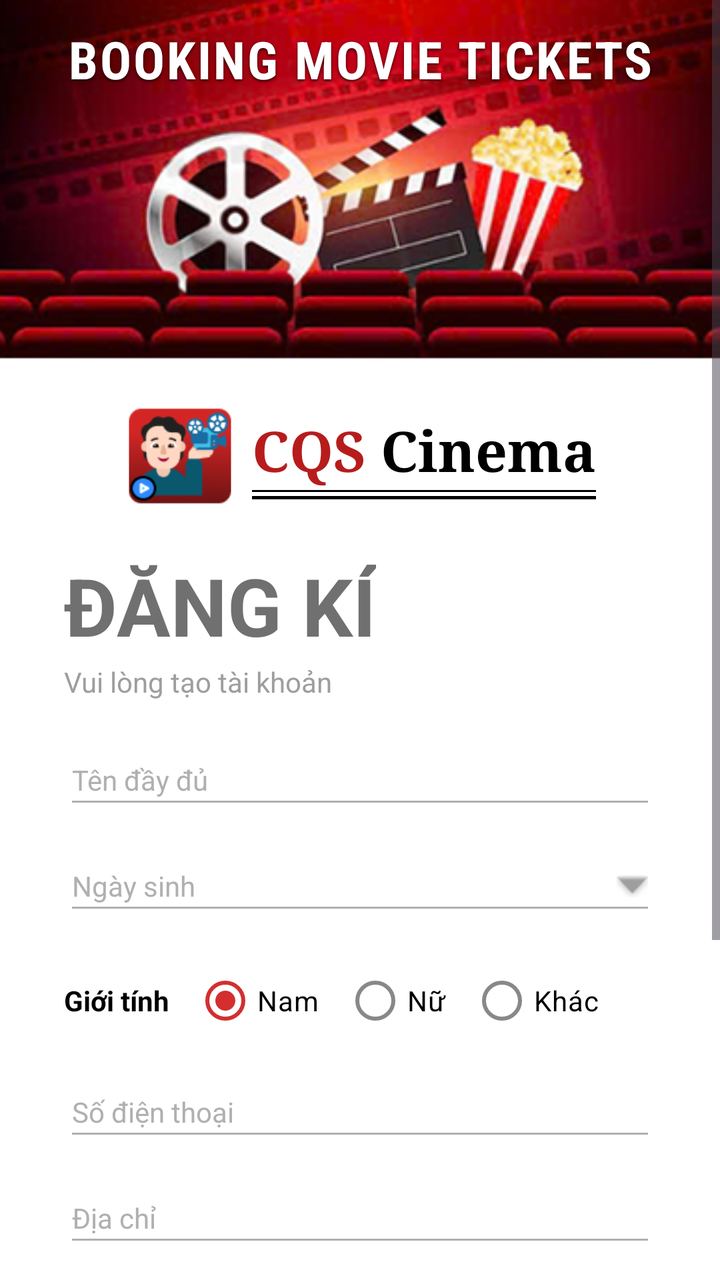
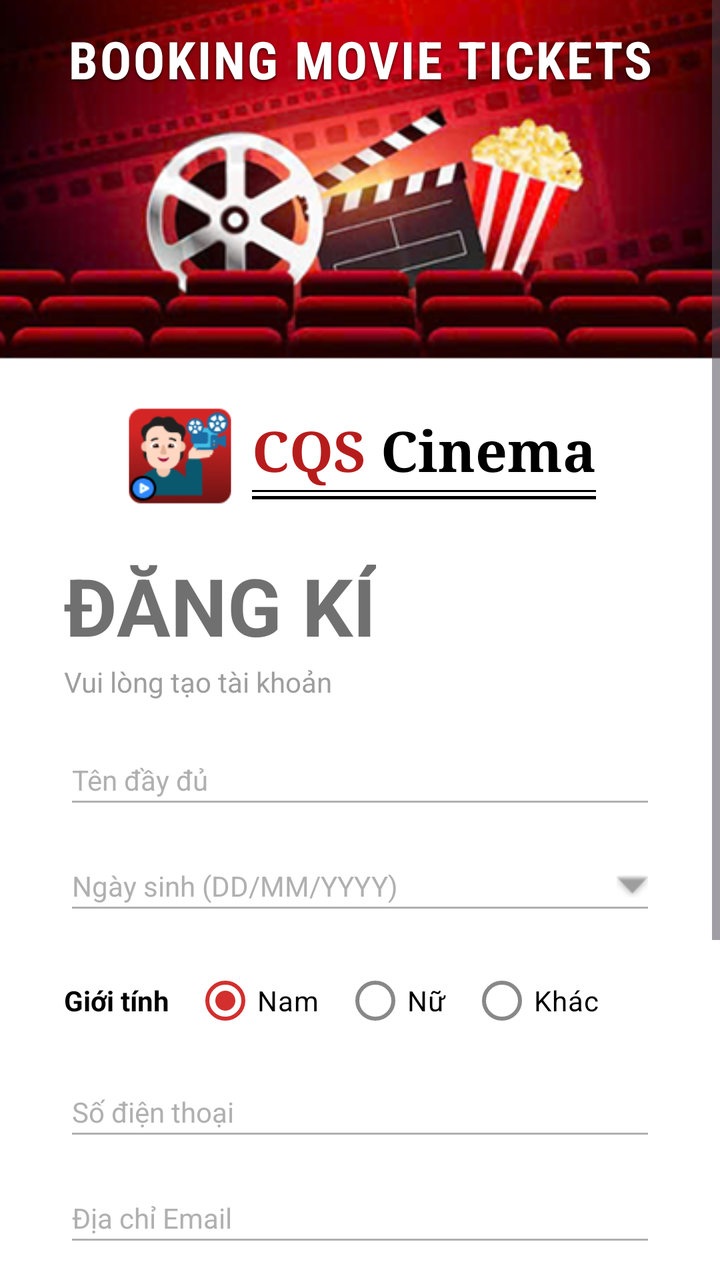

Screens rendered from an Android XML layout before and after an edit, with the pre-edit source and the edit as a unified diff.
<!-- AndroidManifest.xml: application theme Theme.BookingMovieTickets -->
<!-- res/layout/activity_sign_up.xml -->
<?xml version="1.0" encoding="utf-8"?>
<ScrollView xmlns:android="http://schemas.android.com/apk/res/android"
    xmlns:app="http://schemas.android.com/apk/res-auto"
    xmlns:tools="http://schemas.android.com/tools"
    android:id="@+id/main"
    android:layout_width="match_parent"
    android:layout_height="match_parent"
    android:background="#FFFFFF"
    android:fillViewport="true"
    tools:context=".SignUpActivity">

    <androidx.constraintlayout.widget.ConstraintLayout
        android:layout_width="match_parent"
        android:layout_height="wrap_content"
        android:paddingBottom="32dp">

        
        <ImageView
            android:id="@+id/imgBanner"
            android:layout_width="match_parent"
            android:layout_height="180dp"
            android:scaleType="centerCrop"
            android:src="@drawable/ic_background_login"
            app:layout_constraintEnd_toEndOf="parent"
            app:layout_constraintStart_toStartOf="parent"
            app:layout_constraintTop_toTopOf="parent" />

        
        <TextView
            android:id="@+id/tvBannerTitle"
            android:layout_width="wrap_content"
            android:layout_height="wrap_content"
            android:layout_marginTop="12dp"
            android:fontFamily="sans-serif-condensed"
            android:letterSpacing="0.04"
            android:shadowColor="#CC000000"
            android:shadowDx="0"
            android:shadowDy="2"
            android:shadowRadius="3"
            android:text="BOOKING MOVIE TICKETS"
            android:textColor="#FFFFFF"
            android:textSize="26sp"
            android:textStyle="bold"
            app:layout_constraintEnd_toEndOf="parent"
            app:layout_constraintStart_toStartOf="parent"
            app:layout_constraintTop_toTopOf="parent" />

        
        <LinearLayout
            android:id="@+id/llLogoContainer"
            android:layout_width="wrap_content"
            android:layout_height="wrap_content"
            android:layout_marginTop="20dp"
            android:gravity="center_vertical"
            android:orientation="horizontal"
            app:layout_constraintEnd_toEndOf="parent"
            app:layout_constraintStart_toStartOf="parent"
            app:layout_constraintTop_toBottomOf="@id/imgBanner">

            
            <ImageView
                android:id="@+id/imgLogo"
                android:layout_width="56dp"
                android:layout_height="56dp"
                android:src="@drawable/ic_logo" />

            <LinearLayout
                android:layout_width="wrap_content"
                android:layout_height="wrap_content"
                android:layout_marginStart="8dp"
                android:orientation="vertical">

                <LinearLayout
                    android:layout_width="wrap_content"
                    android:layout_height="wrap_content"
                    android:orientation="horizontal">

                    <TextView
                        android:layout_width="wrap_content"
                        android:layout_height="wrap_content"
                        android:fontFamily="serif"
                        android:text="CQS "
                        android:textColor="#B71C1C"
                        android:textSize="28sp"
                        android:textStyle="bold" />

                    <TextView
                        android:layout_width="wrap_content"
                        android:layout_height="wrap_content"
                        android:fontFamily="serif"
                        android:text="Cinema"
                        android:textColor="#000000"
                        android:textSize="28sp"
                        android:textStyle="bold" />
                </LinearLayout>

                <View
                    android:layout_width="match_parent"
                    android:layout_height="1.1dp"
                    android:layout_marginTop="1dp"
                    android:background="#000000" />

                <View
                    android:layout_width="match_parent"
                    android:layout_height="1.5dp"
                    android:layout_marginTop="2dp"
                    android:background="#000000" />
            </LinearLayout>
        </LinearLayout>

        
        <TextView
            android:id="@+id/tvSignUpTitle"
            android:layout_width="wrap_content"
            android:layout_height="wrap_content"
            android:layout_marginStart="32dp"
            android:layout_marginTop="20dp"
            android:text="ĐĂNG KÍ"
            android:textColor="#707070"
            android:textSize="40sp"
            android:textStyle="bold"
            app:layout_constraintStart_toStartOf="parent"
            app:layout_constraintTop_toBottomOf="@id/llLogoContainer" />

        
        <TextView
            android:id="@+id/tvSubtitle"
            android:layout_width="wrap_content"
            android:layout_height="wrap_content"
            android:layout_marginTop="2dp"
            android:text="Vui lòng tạo tài khoản"
            android:textColor="#9E9E9E"
            android:textSize="14sp"
            app:layout_constraintStart_toStartOf="@id/tvSignUpTitle"
            app:layout_constraintTop_toBottomOf="@id/tvSignUpTitle" />

        
        <EditText
            android:id="@+id/edtFullName"
            android:layout_width="0dp"
            android:layout_height="wrap_content"
            android:layout_marginEnd="32dp"
            android:layout_marginTop="20dp"
            android:backgroundTint="#B0B0B0"
            android:hint="Tên đầy đủ"
            android:inputType="textPersonName"
            android:paddingBottom="10dp"
            android:textColor="#000000"
            android:textColorHint="#B0B0B0"
            android:textSize="14sp"
            app:layout_constraintEnd_toEndOf="parent"
            app:layout_constraintStart_toStartOf="@id/tvSignUpTitle"
            app:layout_constraintTop_toBottomOf="@id/tvSubtitle" />

        
        <EditText
            android:id="@+id/edtDob"
            android:layout_width="0dp"
            android:layout_height="wrap_content"
            android:layout_marginEnd="32dp"
            android:layout_marginTop="14dp"
            android:backgroundTint="#B0B0B0"
            android:clickable="true"
            android:cursorVisible="false"
            android:drawableEnd="@android:drawable/arrow_down_float"
            android:drawableTint="#9E9E9E"
            android:focusable="false"
            android:focusableInTouchMode="false"
            android:hint="Ngày sinh"
            android:paddingBottom="10dp"
            android:textColor="#000000"
            android:textColorHint="#B0B0B0"
            android:textSize="14sp"
            app:layout_constraintEnd_toEndOf="parent"
            app:layout_constraintStart_toStartOf="@id/tvSignUpTitle"
            app:layout_constraintTop_toBottomOf="@id/edtFullName" />

        
        <LinearLayout
            android:id="@+id/llGender"
            android:layout_width="0dp"
            android:layout_height="wrap_content"
            android:layout_marginEnd="32dp"
            android:layout_marginTop="14dp"
            android:gravity="center_vertical"
            android:orientation="horizontal"
            app:layout_constraintEnd_toEndOf="parent"
            app:layout_constraintStart_toStartOf="@id/tvSignUpTitle"
            app:layout_constraintTop_toBottomOf="@id/edtDob">

            <TextView
                android:layout_width="wrap_content"
                android:layout_height="wrap_content"
                android:layout_marginEnd="12dp"
                android:text="Giới tính"
                android:textColor="#000000"
                android:textSize="14sp"
                android:textStyle="bold" />

            <RadioGroup
                android:id="@+id/rgGender"
                android:layout_width="wrap_content"
                android:layout_height="wrap_content"
                android:orientation="horizontal">

                <RadioButton
                    android:id="@+id/rbMale"
                    android:layout_width="wrap_content"
                    android:layout_height="wrap_content"
                    android:checked="true"
                    android:text="Nam"
                    android:textColor="#000000"
                    android:textSize="14sp"
                    android:buttonTint="@color/radio_button_tint"
                    app:buttonTint="@color/radio_button_tint" />

                <RadioButton
                    android:id="@+id/rbFemale"
                    android:layout_width="wrap_content"
                    android:layout_height="wrap_content"
                    android:layout_marginStart="12dp"
                    android:text="Nữ"
                    android:textColor="#000000"
                    android:textSize="14sp"
                    android:buttonTint="@color/radio_button_tint"
                    app:buttonTint="@color/radio_button_tint" />

                <RadioButton
                    android:id="@+id/rbOther"
                    android:layout_width="wrap_content"
                    android:layout_height="wrap_content"
                    android:layout_marginStart="12dp"
                    android:text="Khác"
                    android:textColor="#000000"
                    android:textSize="14sp"
                    android:buttonTint="@color/radio_button_tint"
                    app:buttonTint="@color/radio_button_tint" />
            </RadioGroup>
        </LinearLayout>

        
        <EditText
            android:id="@+id/edtPhone"
            android:layout_width="0dp"
            android:layout_height="wrap_content"
            android:layout_marginEnd="32dp"
            android:layout_marginTop="12dp"
            android:backgroundTint="#B0B0B0"
            android:hint="Số điện thoại"
            android:inputType="phone"
            android:paddingBottom="10dp"
            android:textColor="#000000"
            android:textColorHint="#B0B0B0"
            android:textSize="14sp"
            app:layout_constraintEnd_toEndOf="parent"
            app:layout_constraintStart_toStartOf="@id/tvSignUpTitle"
            app:layout_constraintTop_toBottomOf="@id/llGender" />

        
        <EditText
            android:id="@+id/edtEmail"
            android:layout_width="0dp"
            android:layout_height="wrap_content"
            android:layout_marginEnd="32dp"
            android:layout_marginTop="14dp"
            android:backgroundTint="#B0B0B0"
            android:hint="Địa chỉ "
            android:inputType="textEmailAddress"
            android:paddingBottom="10dp"
            android:textColor="#000000"
            android:textColorHint="#B0B0B0"
            android:textSize="14sp"
            app:layout_constraintEnd_toEndOf="parent"
            app:layout_constraintStart_toStartOf="@id/tvSignUpTitle"
            app:layout_constraintTop_toBottomOf="@id/edtPhone" />

        
        <EditText
            android:id="@+id/edtPassword"
            android:layout_width="0dp"
            android:layout_height="wrap_content"
            android:layout_marginEnd="32dp"
            android:layout_marginTop="14dp"
            android:backgroundTint="#B0B0B0"
            android:hint="Mật khẩu"
            android:inputType="textPassword"
            android:paddingBottom="10dp"
            android:textColor="#000000"
            android:textColorHint="#B0B0B0"
            android:textSize="14sp"
            app:layout_constraintEnd_toEndOf="parent"
            app:layout_constraintStart_toStartOf="@id/tvSignUpTitle"
            app:layout_constraintTop_toBottomOf="@id/edtEmail" />

        

        

        <EditText
            android:id="@+id/edtConfirmPassword"
            android:layout_width="0dp"
            android:layout_height="wrap_content"
            android:layout_marginTop="16dp"
            android:layout_marginEnd="32dp"
            android:backgroundTint="#B0B0B0"
            android:hint="Xác nhận mật khẩu"
            android:inputType="textPassword"
            android:paddingBottom="10dp"
            android:textColor="#000000"
            android:textColorHint="#B0B0B0"
            android:textSize="14sp"
            app:layout_constraintEnd_toEndOf="parent"
            app:layout_constraintHorizontal_bias="0.0"
            app:layout_constraintStart_toStartOf="@id/tvSignUpTitle"
            app:layout_constraintTop_toBottomOf="@id/edtPassword" />

        <com.google.android.material.button.MaterialButton
            android:id="@+id/btnSignUp"
            android:layout_width="0dp"
            android:layout_height="52dp"
            android:layout_marginTop="16dp"
            android:backgroundTint="#B71C1C"
            android:fontFamily="serif"
            android:text="Đăng Kí"
            android:textColor="#FFFFFF"
            android:textSize="20sp"
            android:textStyle="bold"
            app:cornerRadius="26dp"
            app:layout_constraintEnd_toEndOf="@id/edtConfirmPassword"
            app:layout_constraintStart_toStartOf="@id/edtConfirmPassword"
            app:layout_constraintTop_toBottomOf="@id/edtConfirmPassword" />

        
        <LinearLayout
            android:id="@+id/llLogIn"
            android:layout_width="wrap_content"
            android:layout_height="wrap_content"
            android:layout_marginStart="80dp"
            android:layout_marginTop="16dp"
            android:gravity="center"
            android:orientation="horizontal"
            app:layout_constraintEnd_toEndOf="parent"
            app:layout_constraintStart_toStartOf="parent"
            app:layout_constraintTop_toBottomOf="@id/btnSignUp">

            <TextView
                android:layout_width="wrap_content"
                android:layout_height="wrap_content"
                android:text="Đã có tài khoản trước ? "
                android:textColor="#333333"
                android:textSize="14sp" />

            <TextView
                android:id="@+id/tvSignUp"
                android:layout_width="wrap_content"
                android:layout_height="wrap_content"
                android:text="Đăng Nhập"
                android:textColor="#B71C1C"
                android:textSize="14sp"
                android:textStyle="bold" />
        </LinearLayout>

    </androidx.constraintlayout.widget.ConstraintLayout>
</ScrollView>
<!-- resources referenced by this layout -->
<resources>
  <!-- drawable ic_background_login: png bitmap (drawable, 131317 bytes) -->
  <!-- drawable ic_logo: png bitmap (drawable, 6904 bytes) -->
  <style name="Theme.BookingMovieTickets" parent="Base.Theme.BookingMovieTickets" />
  <style name="Base.Theme.BookingMovieTickets" parent="Theme.Material3.DayNight.NoActionBar">
          
          
      </style>
</resources>

<!-- the commit's change to res/layout/activity_sign_up.xml (unified diff, before → after) -->
@@ -142,8 +142,11 @@
             android:layout_marginEnd="32dp"
             android:layout_marginTop="20dp"
             android:backgroundTint="#B0B0B0"
+            android:focusable="true"
+            android:focusableInTouchMode="true"
             android:hint="Tên đầy đủ"
-            android:inputType="textPersonName"
+            android:imeOptions="actionNext"
+            android:inputType="textPersonName|textCapWords"
             android:paddingBottom="10dp"
             android:textColor="#000000"
             android:textColorHint="#B0B0B0"
@@ -161,12 +164,14 @@
             android:layout_marginTop="14dp"
             android:backgroundTint="#B0B0B0"
             android:clickable="true"
-            android:cursorVisible="false"
+            android:cursorVisible="true"
             android:drawableEnd="@android:drawable/arrow_down_float"
             android:drawableTint="#9E9E9E"
-            android:focusable="false"
-            android:focusableInTouchMode="false"
-            android:hint="Ngày sinh"
+            android:focusable="true"
+            android:focusableInTouchMode="true"
+            android:hint="Ngày sinh (DD/MM/YYYY)"
+            android:imeOptions="actionNext"
+            android:inputType="date"
             android:paddingBottom="10dp"
             android:textColor="#000000"
             android:textColorHint="#B0B0B0"
@@ -246,7 +251,10 @@
             android:layout_marginEnd="32dp"
             android:layout_marginTop="12dp"
             android:backgroundTint="#B0B0B0"
+            android:focusable="true"
+            android:focusableInTouchMode="true"
             android:hint="Số điện thoại"
+            android:imeOptions="actionNext"
             android:inputType="phone"
             android:paddingBottom="10dp"
             android:textColor="#000000"
@@ -264,7 +272,10 @@
             android:layout_marginEnd="32dp"
             android:layout_marginTop="14dp"
             android:backgroundTint="#B0B0B0"
-            android:hint="Địa chỉ "
+            android:focusable="true"
+            android:focusableInTouchMode="true"
+            android:hint="Địa chỉ Email"
+            android:imeOptions="actionNext"
             android:inputType="textEmailAddress"
             android:paddingBottom="10dp"
             android:textColor="#000000"
@@ -282,8 +293,12 @@
             android:layout_marginEnd="32dp"
             android:layout_marginTop="14dp"
             android:backgroundTint="#B0B0B0"
+            android:focusable="true"
+            android:focusableInTouchMode="true"
             android:hint="Mật khẩu"
-            android:inputType="textPassword"
+            android:importantForAutofill="no"
+            android:imeOptions="actionNext"
+            android:inputType="text|textNoSuggestions"
             android:paddingBottom="10dp"
             android:textColor="#000000"
             android:textColorHint="#B0B0B0"
@@ -293,9 +308,6 @@
             app:layout_constraintTop_toBottomOf="@id/edtEmail" />
 
         
-
-        
-
         <EditText
             android:id="@+id/edtConfirmPassword"
             android:layout_width="0dp"
@@ -303,8 +315,12 @@
             android:layout_marginTop="16dp"
             android:layout_marginEnd="32dp"
             android:backgroundTint="#B0B0B0"
+            android:focusable="true"
+            android:focusableInTouchMode="true"
             android:hint="Xác nhận mật khẩu"
-            android:inputType="textPassword"
+            android:importantForAutofill="no"
+            android:imeOptions="actionDone"
+            android:inputType="text|textNoSuggestions"
             android:paddingBottom="10dp"
             android:textColor="#000000"
             android:textColorHint="#B0B0B0"
@@ -314,6 +330,7 @@
             app:layout_constraintStart_toStartOf="@id/tvSignUpTitle"
             app:layout_constraintTop_toBottomOf="@id/edtPassword" />
 
+        
         <com.google.android.material.button.MaterialButton
             android:id="@+id/btnSignUp"
             android:layout_width="0dp"
